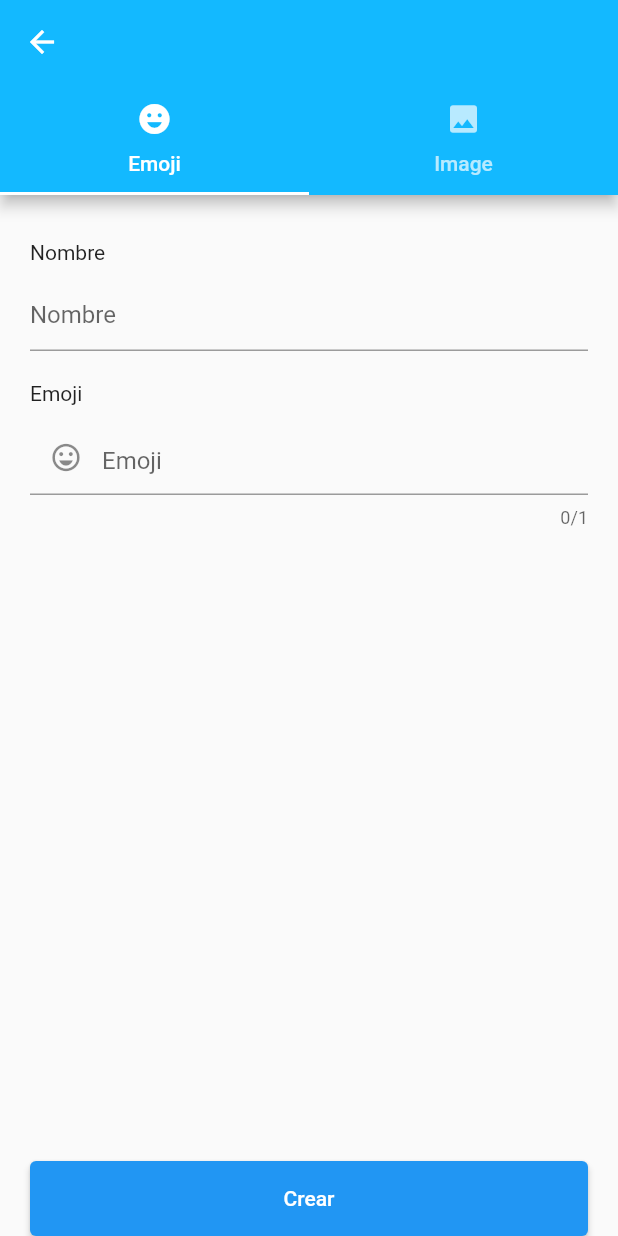
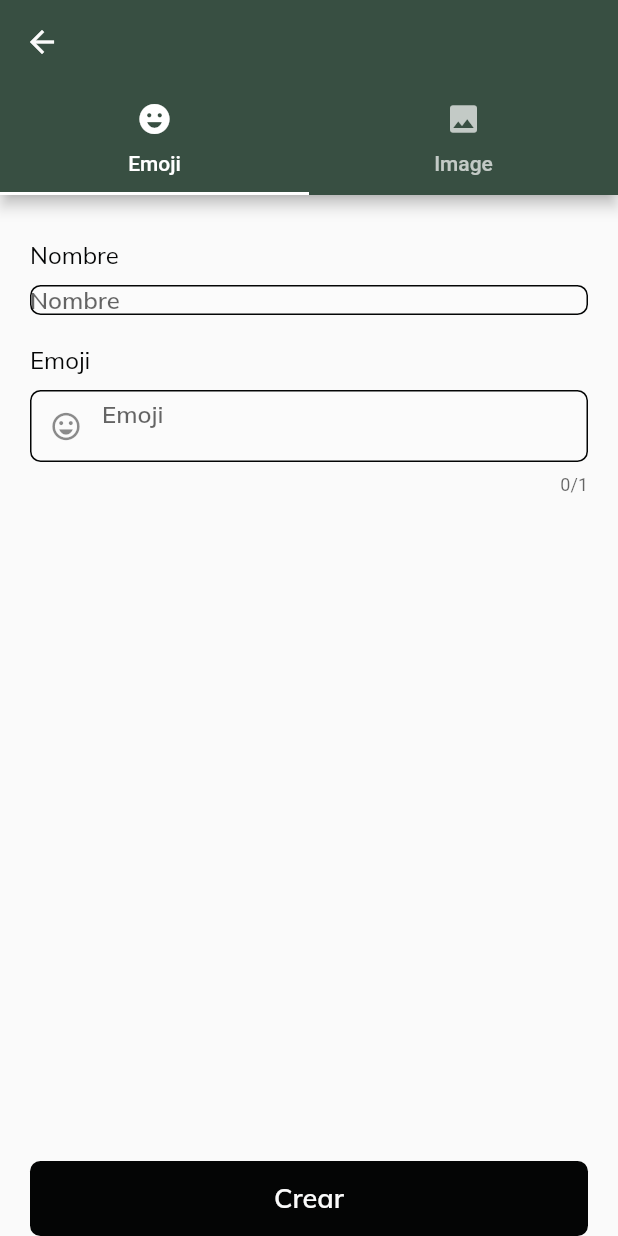
Before and after one commit to jairoportela/personal_finances_app, a Flutter app: the screen it shows after launch, after a tap on the "add" icon, on a phone screen of 412 x 824 dp. Run offline on Flutter 3.47's test engine with Material 2 defaults, Android fonts, the phone set to English and light mode, and no system bars; our stand-ins replace bloc, emoji_picker_flutter, equatable, flutter_bloc, google_fonts; generated files the repository leaves out were written again; network calls fail.

Commit message:
CHANGE: add theme

```diff
--- a/lib/app/view/app.dart
+++ b/lib/app/view/app.dart
@@ -9,6 +9,7 @@ import 'package:flutter/material.dart';
 import 'package:personal_finances_app/categories/view/category_page.dart';
 import 'package:personal_finances_app/l10n/l10n.dart';
 import 'package:personal_finances_app/routes/route_generator.dart';
+import 'package:personal_finances_app/theme/theme.dart';
 
 class App extends StatelessWidget {
   const App({super.key});
@@ -16,12 +17,7 @@ class App extends StatelessWidget {
   @override
   Widget build(BuildContext context) {
     return MaterialApp(
-      theme: ThemeData(
-        appBarTheme: const AppBarTheme(color: Color(0xFF13B9FF)),
-        colorScheme: ColorScheme.fromSwatch(
-          accentColor: const Color(0xFF13B9FF),
-        ),
-      ),
+      theme: lightTheme,
       localizationsDelegates: AppLocalizations.localizationsDelegates,
       supportedLocales: AppLocalizations.supportedLocales,
       home: const CategoriesPage(),
```
